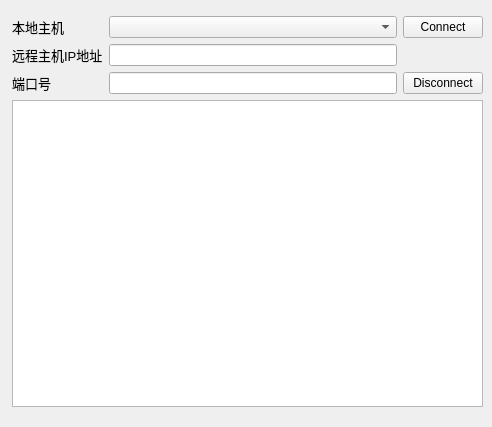
Old version of the form socketwidget.ui in the repository yao-bo/SLMP.
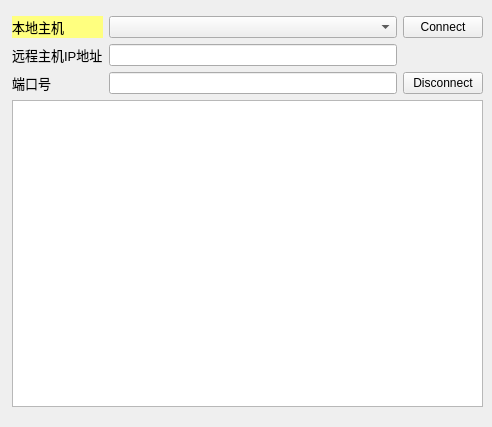
New version of the form. Icons and pictures are not drawn.

Diff of the .ui file:
```diff
--- a/socketwidget.ui
+++ b/socketwidget.ui
@@ -13,7 +13,7 @@
   <property name="windowTitle">
    <string>Form</string>
   </property>
-  <widget class="QWidget" name="">
+  <widget class="QWidget" name="layoutWidget">
    <property name="geometry">
     <rect>
      <x>12</x>
@@ -32,6 +32,9 @@
           <pointsize>10</pointsize>
          </font>
         </property>
+        <property name="styleSheet">
+         <string notr="true">background-color:rgb(255, 255, 127)</string>
+        </property>
         <property name="text">
          <string>本地主机</string>
         </property>
```
Left out of the diff: 8 changed lines with no effect on the pictures.
